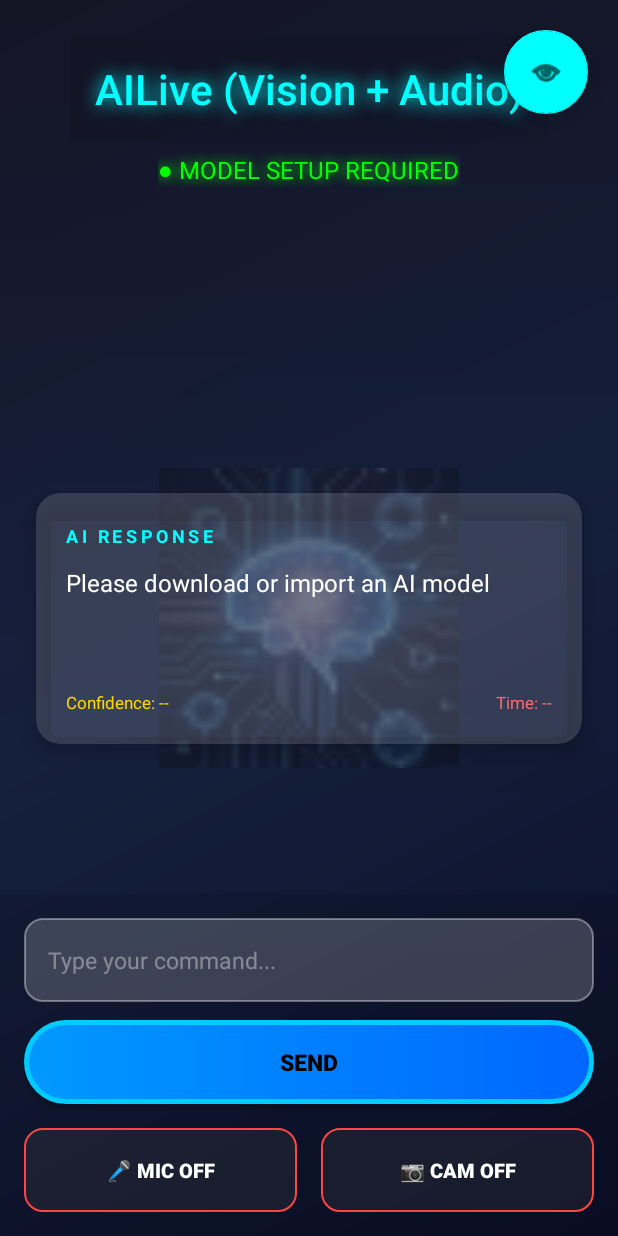
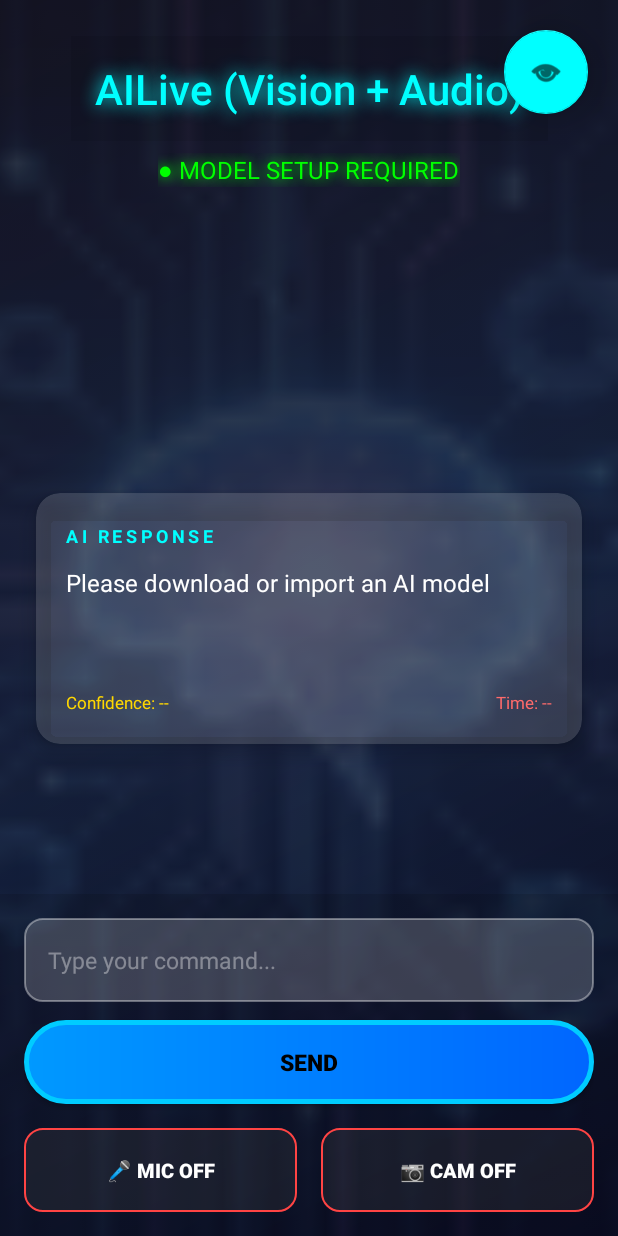
Before and after one commit to Ishabdullah/AILive, an Android app: the screen it shows after launch (MainActivity), on a phone screen of 412 x 824 dp. Run offline under Robolectric (Android 15) with nearby library versions, the phone set to English and light mode, and no system bars; libraries missing offline, so code that uses them is left out: androidx.camera.view; plain views replace PreviewView; 1 statement that could not run was skipped.

Commit message:
feat: make app icon fill entire background when camera is OFF
- Changed appIconBackground from 200dp to match_parent
- Icon now fills the whole screen as background
- Reduced alpha to 0.15 for subtle background effect
- Uses centerCrop to fill screen properly

```diff
--- a/app/src/main/res/layout/activity_main.xml
+++ b/app/src/main/res/layout/activity_main.xml
@@ -6,13 +6,13 @@
     android:layout_height="match_parent"
     android:background="@drawable/futuristic_background">
 
-    <!-- App Icon Background (visible when camera is OFF) -->
+    <!-- App Icon Background (visible when camera is OFF, fills whole screen) -->
     <ImageView
         android:id="@+id/appIconBackground"
-        android:layout_width="200dp"
-        android:layout_height="200dp"
+        android:layout_width="match_parent"
+        android:layout_height="match_parent"
         android:src="@mipmap/ic_launcher"
-        android:alpha="0.3"
+        android:alpha="0.15"
         android:scaleType="centerCrop"
         app:layout_constraintTop_toTopOf="parent"
         app:layout_constraintBottom_toBottomOf="parent"
```
